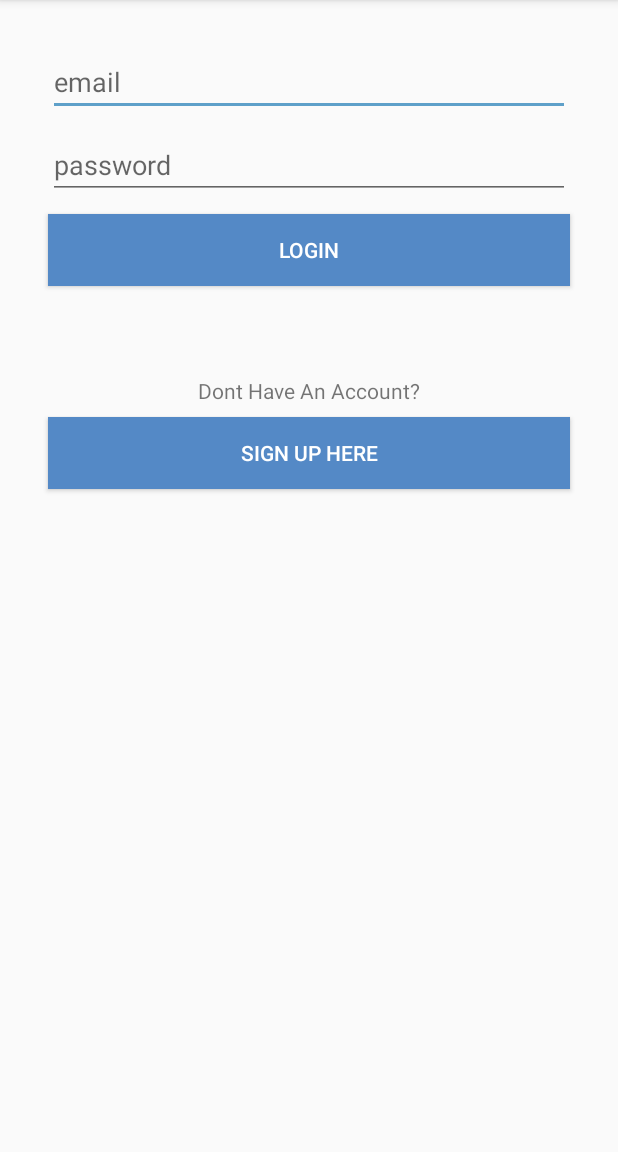
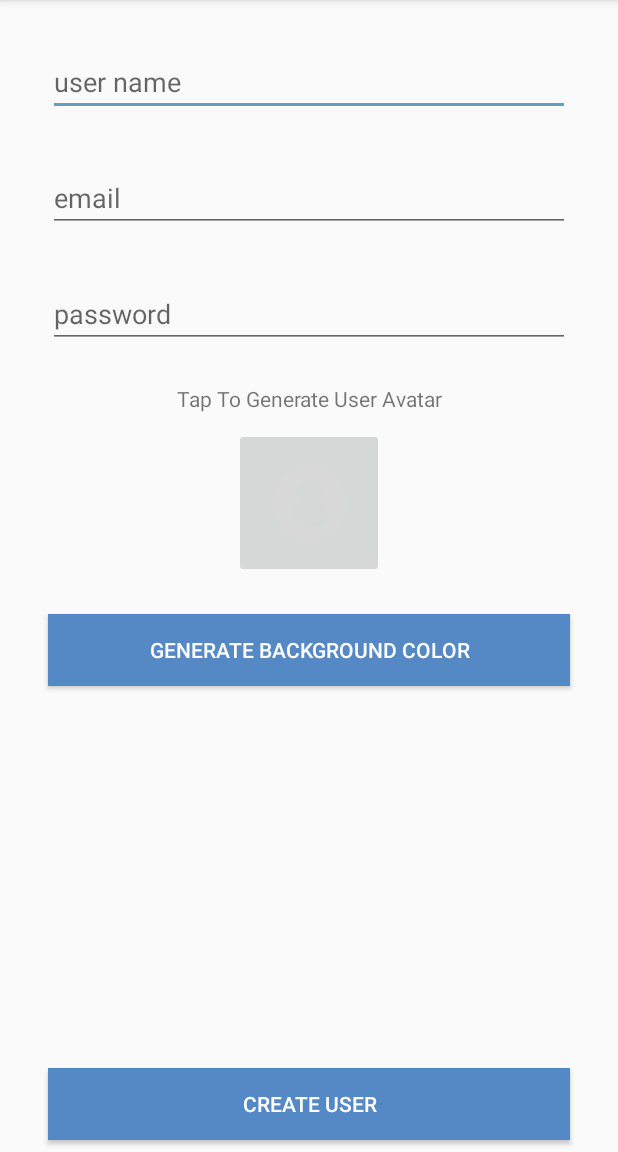
Before and after one commit to HlaingTinHtun/Chat_App_Kotlin, an Android app: the LoginActivity screen opened directly, with no data from a screen before it, after a tap on "SIGN UP HERE", on a phone screen of 412 x 824 dp, the part 84-1236 px from its top. Run offline under Robolectric (Android 15) with nearby library versions, the phone set to English and light mode, and no system bars.

Commit message:
create user creation activity and its screen

```diff
--- a/app/src/main/AndroidManifest.xml
+++ b/app/src/main/AndroidManifest.xml
@@ -8,7 +8,8 @@
         android:label="@string/app_name"
         android:supportsRtl="true"
         android:theme="@style/AppTheme">
-        <activity android:name=".LoginActivity"></activity>
+        <activity android:name=".CreateUserActivity"></activity>
+        <activity android:name=".LoginActivity" />
         <activity
             android:name=".MainActivity"
             android:label="@string/app_name"
--- /dev/null
+++ b/app/src/main/java/com/example/guri/CreateUserActivity.kt
@@ -0,0 +1,25 @@
+package com.example.guri
+
+import androidx.appcompat.app.AppCompatActivity
+import android.os.Bundle
+import android.view.View
+
+class CreateUserActivity : AppCompatActivity() {
+
+    override fun onCreate(savedInstanceState: Bundle?) {
+        super.onCreate(savedInstanceState)
+        setContentView(R.layout.activity_create_user)
+    }
+
+    fun generateUserAvatar(view: View){
+
+    }
+
+    fun createUserClicked(view: View){
+
+    }
+
+    fun generateColorClicked(view: View){
+
+    }
+}
--- a/app/src/main/java/com/example/guri/LoginActivity.kt
+++ b/app/src/main/java/com/example/guri/LoginActivity.kt
@@ -1,5 +1,6 @@
 package com.example.guri
 
+import android.content.Intent
 import androidx.appcompat.app.AppCompatActivity
 import android.os.Bundle
 import android.view.View
@@ -16,6 +17,7 @@ class LoginActivity : AppCompatActivity() {
     }
 
     fun loginCreateUserBtnClicked(view: View){
-
+        val createUserIntent = Intent(this,CreateUserActivity::class.java)
+        startActivity(createUserIntent)
     }
 }
--- /dev/null
+++ b/app/src/main/res/layout/activity_create_user.xml
@@ -0,0 +1,111 @@
+<?xml version="1.0" encoding="utf-8"?>
+<androidx.constraintlayout.widget.ConstraintLayout xmlns:android="http://schemas.android.com/apk/res/android"
+    xmlns:app="http://schemas.android.com/apk/res-auto"
+    xmlns:tools="http://schemas.android.com/tools"
+    android:layout_width="match_parent"
+    android:layout_height="match_parent"
+    tools:context=".CreateUserActivity">
+
+    <EditText
+        android:id="@+id/createUserNameText"
+        android:layout_width="0dp"
+        android:layout_height="wrap_content"
+        android:layout_marginStart="32dp"
+        android:layout_marginTop="32dp"
+        android:layout_marginEnd="32dp"
+        android:ems="10"
+        android:hint="user name"
+        android:inputType="textPersonName"
+        android:textColor="@android:color/darker_gray"
+        app:layout_constraintEnd_toEndOf="parent"
+        app:layout_constraintHorizontal_bias="0.5"
+        app:layout_constraintStart_toStartOf="parent"
+        app:layout_constraintTop_toTopOf="parent" />
+
+    <EditText
+        android:id="@+id/createEmailText"
+        android:layout_width="0dp"
+        android:layout_height="wrap_content"
+        android:layout_marginStart="32dp"
+        android:layout_marginTop="32dp"
+        android:layout_marginEnd="32dp"
+        android:ems="10"
+        android:hint="email"
+        android:inputType="textPersonName"
+        android:textColor="@android:color/darker_gray"
+        app:layout_constraintEnd_toEndOf="parent"
+        app:layout_constraintHorizontal_bias="0.5"
+        app:layout_constraintStart_toStartOf="parent"
+        app:layout_constraintTop_toBottomOf="@+id/createUserNameText" />
+
+    <EditText
+        android:id="@+id/createPasswordText"
+        android:layout_width="0dp"
+        android:layout_height="wrap_content"
+        android:layout_marginStart="32dp"
+        android:layout_marginTop="32dp"
+        android:layout_marginEnd="32dp"
+        android:ems="10"
+        android:hint="password"
+        android:inputType="textPassword"
+        android:textColor="@android:color/darker_gray"
+        app:layout_constraintEnd_toEndOf="parent"
+        app:layout_constraintHorizontal_bias="0.5"
+        app:layout_constraintStart_toStartOf="parent"
+        app:layout_constraintTop_toBottomOf="@+id/createEmailText" />
+
+    <TextView
+        android:id="@+id/textView"
+        android:layout_width="wrap_content"
+        android:layout_height="wrap_content"
+        android:layout_marginTop="24dp"
+        android:text="Tap To Generate User Avatar"
+        app:layout_constraintEnd_toEndOf="parent"
+        app:layout_constraintHorizontal_bias="0.5"
+        app:layout_constraintStart_toStartOf="parent"
+        app:layout_constraintTop_toBottomOf="@+id/createPasswordText" />
+
+    <ImageButton
+        android:id="@+id/createAvatarImageView"
+        android:layout_width="100dp"
+        android:layout_height="100dp"
+        android:layout_marginTop="10dp"
+        android:onClick="generateUserAvatar"
+        app:layout_constraintEnd_toEndOf="parent"
+        app:layout_constraintHorizontal_bias="0.5"
+        app:layout_constraintStart_toStartOf="parent"
+        app:layout_constraintTop_toBottomOf="@+id/textView"
+        app:srcCompat="@drawable/profiledefault" />
+
+    <Button
+        android:id="@+id/backgroundColorBtn"
+        android:layout_width="0dp"
+        android:layout_height="wrap_content"
+        android:layout_marginStart="32dp"
+        android:layout_marginTop="24dp"
+        android:layout_marginEnd="32dp"
+        android:background="@color/colorPrimary"
+        android:onClick="generateColorClicked"
+        android:text="Generate Background Color"
+        android:textColor="@android:color/white"
+        app:layout_constraintEnd_toEndOf="parent"
+        app:layout_constraintHorizontal_bias="0.5"
+        app:layout_constraintStart_toStartOf="parent"
+        app:layout_constraintTop_toBottomOf="@+id/createAvatarImageView" />
+
+    <Button
+        android:id="@+id/createUserBtn"
+        android:layout_width="0dp"
+        android:layout_height="wrap_content"
+        android:layout_marginStart="32dp"
+        android:layout_marginEnd="32dp"
+        android:layout_marginBottom="8dp"
+        android:background="@color/colorPrimary"
+        android:onClick="createUserClicked"
+        android:text="Create User"
+        android:textColor="@android:color/white"
+        app:layout_constraintBottom_toBottomOf="parent"
+        app:layout_constraintEnd_toEndOf="parent"
+        app:layout_constraintHorizontal_bias="0.5"
+        app:layout_constraintStart_toStartOf="parent" />
+</androidx.constraintlayout.widget.ConstraintLayout>
```
